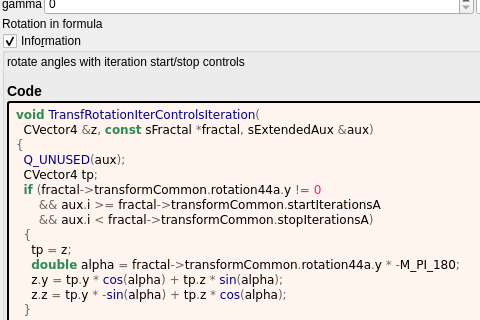
Qt form mandelbulber2/formula/ui/transf_rotation_iter_controls.ui (buddhi1980/mandelbulber2) before a commit; both pictures show x 0 to 480 and y 151 to 471 of the 907 by 927 pixel window.
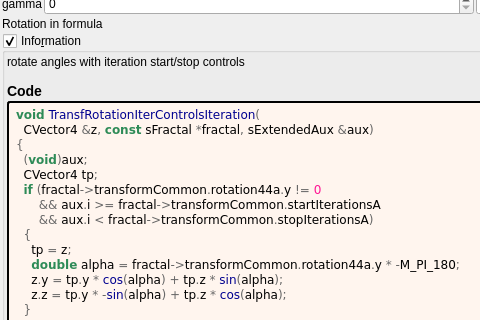
The same form after that commit. Custom widgets are drawn as their Qt base class.

Patch:
```diff
--- a/mandelbulber2/formula/ui/transf_rotation_iter_controls.ui
+++ b/mandelbulber2/formula/ui/transf_rotation_iter_controls.ui
@@ -320,7 +320,7 @@
 &lt;pre style=&quot;color:#000000; background-color:#fff5ee;  font-family:&#039;Courier New&#039;,monospace;white-space: pre-wrap;&quot;&gt;&lt;span style=&quot;color:#2e8b57; font-weight:bold&quot;&gt;void&lt;/span&gt; &lt;span style=&quot;color:#00008f&quot;&gt;TransfRotationIterControlsIteration&lt;/span&gt;&lt;span style=&quot;color:#676767&quot;&gt;(&lt;/span&gt;
   CVector4 &lt;span style=&quot;color:#676767&quot;&gt;&amp;amp;&lt;/span&gt;z&lt;span style=&quot;color:#676767&quot;&gt;,&lt;/span&gt; &lt;span style=&quot;color:#2e8b57; font-weight:bold&quot;&gt;const&lt;/span&gt; sFractal &lt;span style=&quot;color:#676767&quot;&gt;*&lt;/span&gt;fractal&lt;span style=&quot;color:#676767&quot;&gt;,&lt;/span&gt; sExtendedAux &lt;span style=&quot;color:#676767&quot;&gt;&amp;amp;&lt;/span&gt;aux&lt;span style=&quot;color:#676767&quot;&gt;)&lt;/span&gt;
 &lt;span style=&quot;color:#676767&quot;&gt;{&lt;/span&gt;
-  &lt;span style=&quot;color:#00008f&quot;&gt;Q_UNUSED&lt;/span&gt;&lt;span style=&quot;color:#676767&quot;&gt;(&lt;/span&gt;aux&lt;span style=&quot;color:#676767&quot;&gt;);&lt;/span&gt;
+  &lt;span style=&quot;color:#676767&quot;&gt;(&lt;/span&gt;&lt;span style=&quot;color:#2e8b57; font-weight:bold&quot;&gt;void&lt;/span&gt;&lt;span style=&quot;color:#676767&quot;&gt;)&lt;/span&gt;aux&lt;span style=&quot;color:#676767&quot;&gt;;&lt;/span&gt;
   CVector4 tp&lt;span style=&quot;color:#676767&quot;&gt;;&lt;/span&gt;
   &lt;span style=&quot;color:#2e8b57; font-weight:bold&quot;&gt;if&lt;/span&gt; &lt;span style=&quot;color:#676767&quot;&gt;(&lt;/span&gt;fractal&lt;span style=&quot;color:#676767&quot;&gt;-&amp;gt;&lt;/span&gt;transformCommon&lt;span style=&quot;color:#676767&quot;&gt;.&lt;/span&gt;rotation44a&lt;span style=&quot;color:#676767&quot;&gt;.&lt;/span&gt;y &lt;span style=&quot;color:#676767&quot;&gt;!=&lt;/span&gt; &lt;span style=&quot;color:#ff1493&quot;&gt;0&lt;/span&gt;
       &lt;span style=&quot;color:#676767&quot;&gt;&amp;amp;&amp;amp;&lt;/span&gt; aux&lt;span style=&quot;color:#676767&quot;&gt;.&lt;/span&gt;i &lt;span style=&quot;color:#676767&quot;&gt;&amp;gt;=&lt;/span&gt; fractal&lt;span style=&quot;color:#676767&quot;&gt;-&amp;gt;&lt;/span&gt;transformCommon&lt;span style=&quot;color:#676767&quot;&gt;.&lt;/span&gt;startIterationsA
```
